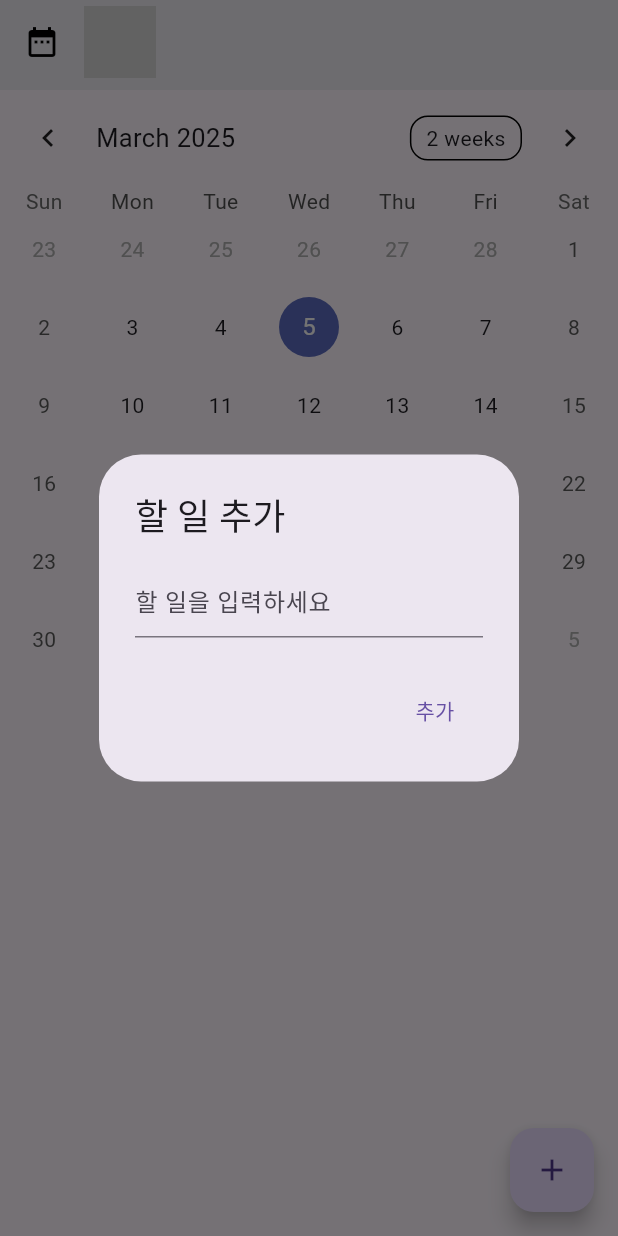
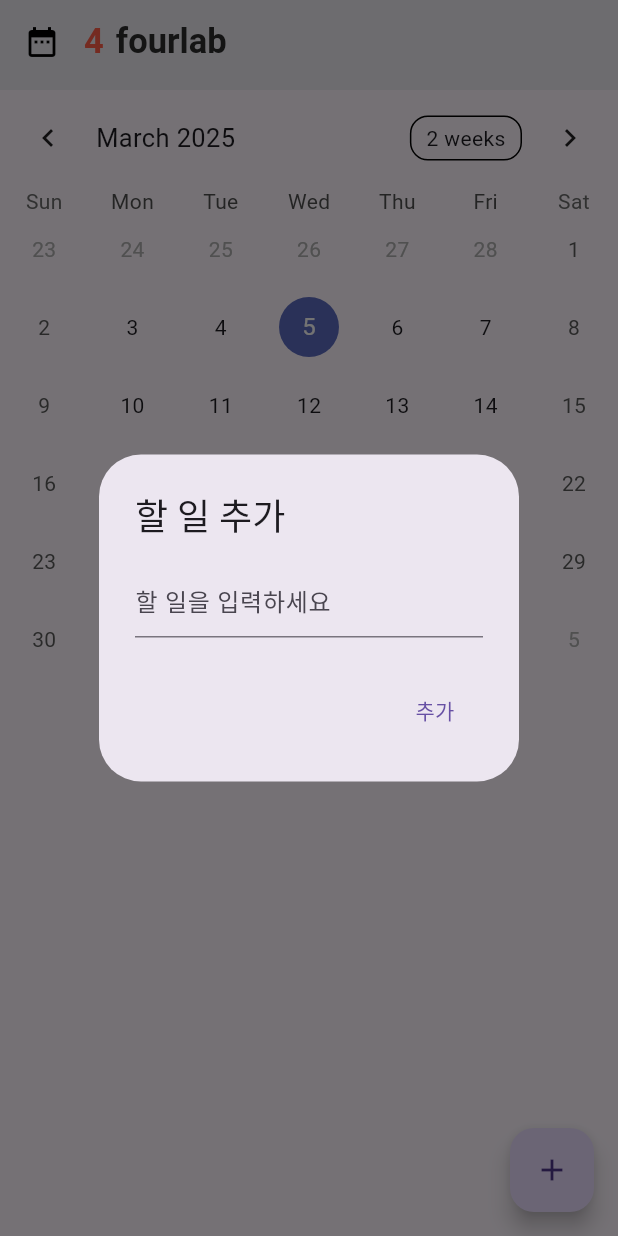
Before and after one commit to geonheey/LifeLog, a Flutter app: the screen it shows after launch, after a tap on the "add" icon, on a phone screen of 412 x 824 dp. Run offline on Flutter 3.47's test engine with Material 3 defaults, Android fonts, the light colour scheme and no system bars; drawn by our look-alikes of table_calendar; our stand-ins replace flutter_riverpod.

Commit message:
[Feat] 앱 바 텍스트 위젯 생성

```diff
--- a/lib/theme/todo_theme_text_style.dart
+++ b/lib/theme/todo_theme_text_style.dart
@@ -2,7 +2,6 @@ import 'package:flutter/cupertino.dart';
 import 'package:to_do_list/theme/todo_theme_color.dart';
 
 class TodoThemeTextStyle {
-
   static const TextStyle darkBold23 = TextStyle(
     color: TodoThemeColor.dark,
     fontSize: 23,
@@ -14,5 +13,4 @@ class TodoThemeTextStyle {
     fontSize: 23,
     fontWeight: FontWeight.w600,
   );
-
 }
--- /dev/null
+++ b/lib/view/component/app_bar_text.dart
@@ -0,0 +1,20 @@
+import 'package:flutter/cupertino.dart';
+import 'package:flutter_riverpod/flutter_riverpod.dart';
+import 'package:to_do_list/theme/todo_theme_text_style.dart';
+
+class AppBarText extends ConsumerWidget {
+  const AppBarText({super.key});
+
+  @override
+  Widget build(BuildContext context, WidgetRef ref) {
+    return RichText(
+      text: TextSpan(
+        children: [
+          TextSpan(text: '4', style: TodoThemeTextStyle.orangeBold23),
+          WidgetSpan(child: SizedBox(width: 8)),
+          TextSpan(text: 'fourlab', style: TodoThemeTextStyle.darkBold23),
+        ],
+      ),
+    );
+  }
+}
```
